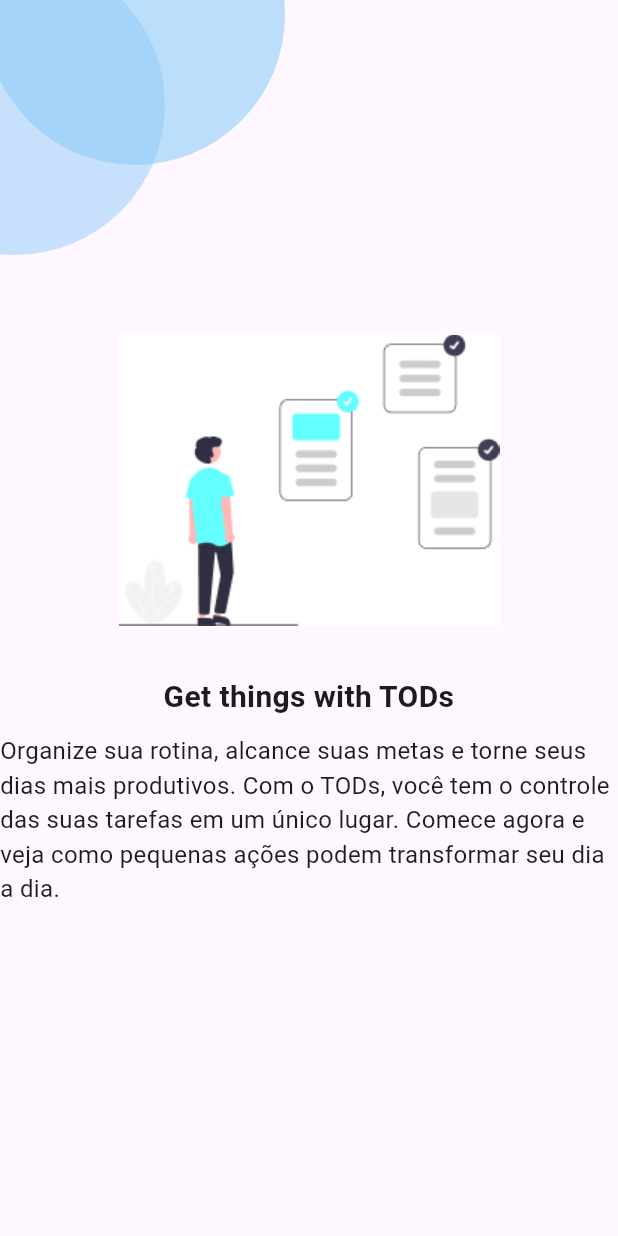
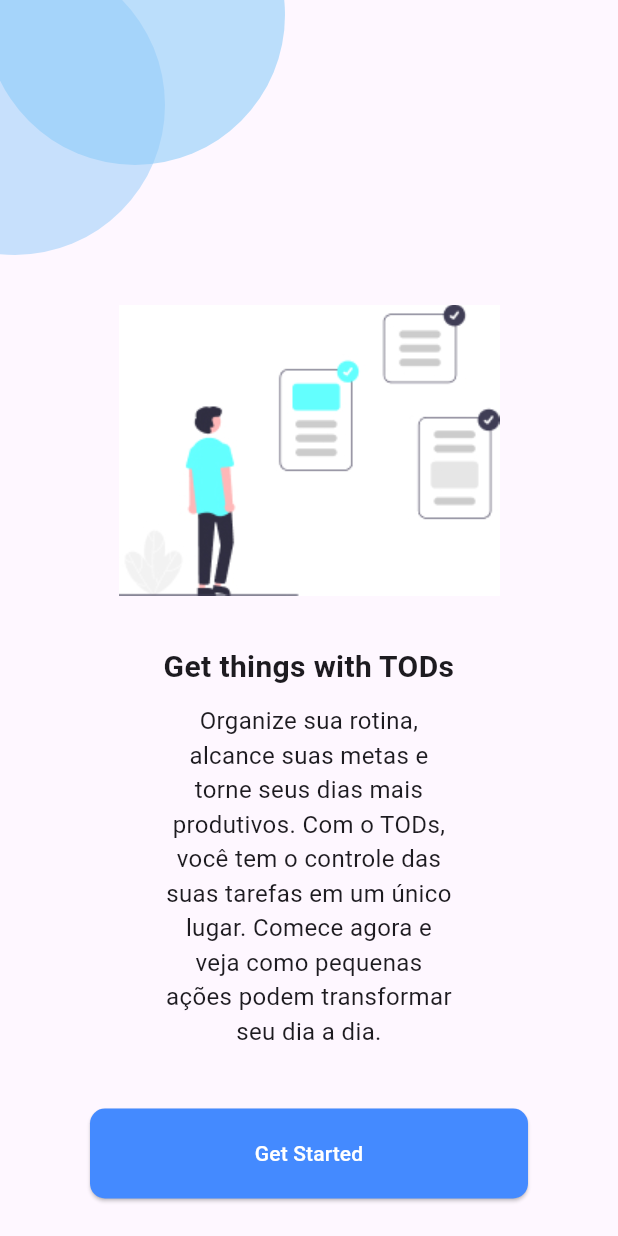
Before and after one commit to PHneres7/To-Do-App, a Flutter app: the screen it shows after launch, on a phone screen of 412 x 824 dp. Run offline on Flutter 3.47's test engine with Material 3 defaults, Android fonts, the phone set to English and light mode, and no system bars.

Commit message:
main page finalizada

```diff
--- a/to_do_app/lib/pages/main_page.dart
+++ b/to_do_app/lib/pages/main_page.dart
@@ -1,4 +1,5 @@
 import 'package:flutter/material.dart';
+import 'package:to_do_app/widgets/decoration_circle.dart';
 
 class MainPage extends StatelessWidget {
   const MainPage({super.key});
@@ -8,33 +9,10 @@ class MainPage extends StatelessWidget {
     return Scaffold(
       body: Stack(
         children: [
-          //bolinha 1
-          Positioned(
-            top: -90,
-            left: -10,
-            child: Container(
-              width: 200,
-              height: 200,
-              decoration: BoxDecoration(
-                color: Colors.blue.shade100.withOpacity(1),
-                borderRadius: BorderRadius.circular(100),
-              ),
-            ),
-          ),
-          //bolinha 2
-          Positioned(
-            top: -30,
-            left: -90,
-            child: Container(
-              width: 200,
-              height: 200,
-              decoration: BoxDecoration(
-                color: Colors.blue.shade200.withOpacity(0.5),
-                borderRadius: BorderRadius.circular(100),
-              ),
-            ),
-          ),
-          Column(
+          const DecorationCircle(),
+          SingleChildScrollView(
+            padding: const EdgeInsets.only(top: 200),
+            child: Column(
               mainAxisAlignment: MainAxisAlignment.center,
               crossAxisAlignment: CrossAxisAlignment.stretch,
               children: [
@@ -55,14 +33,40 @@ class MainPage extends StatelessWidget {
                   ),
                 ),
                 Container(
-                  width: 50,
+                  padding: const EdgeInsets.symmetric(horizontal: 110),
                   child: const Text(
                     'Organize sua rotina, alcance suas metas e torne seus dias mais produtivos. Com o TODs, você tem o controle das suas tarefas em um único lugar. Comece agora e veja como pequenas ações podem transformar seu dia a dia.',
+                    textAlign: TextAlign.center,
                     style: TextStyle(
                       fontSize: 16,
                     ),
-                  ))
+                  ),
+                ),
+                Padding(
+                  padding:
+                      const EdgeInsets.symmetric(vertical: 40, horizontal: 60),
+                  child: ElevatedButton(
+                    style: const ButtonStyle(
+                      backgroundColor:
+                          WidgetStatePropertyAll(Colors.blueAccent),
+                      padding: WidgetStatePropertyAll(
+                        EdgeInsets.all(20),
+                      ),
+                      shape: WidgetStatePropertyAll(
+                        RoundedRectangleBorder(
+                            borderRadius:
+                                BorderRadius.all(Radius.circular(10))),
+                      ),
+                    ),
+                    onPressed: () => debugPrint('pressed'),
+                    child: const Text(
+                      'Get Started',
+                      style: TextStyle(color: Colors.white),
+                    ),
+                  ),
+                ),
               ],
+            ),
           ),
         ],
       ),
--- /dev/null
+++ b/to_do_app/lib/widgets/decoration_circle.dart
@@ -0,0 +1,39 @@
+import 'package:flutter/material.dart';
+
+class DecorationCircle extends StatelessWidget {
+  const DecorationCircle({
+    super.key,
+  });
+
+  @override
+  Widget build(BuildContext context) {
+    return Stack(
+      children: [
+        Positioned(
+          top: -90,
+          left: -10,
+          child: Container(
+            width: 200,
+            height: 200,
+            decoration: BoxDecoration(
+              color: Colors.blue.shade100.withOpacity(1),
+              borderRadius: BorderRadius.circular(100),
+            ),
+          ),
+        ),
+        Positioned(
+          top: -30,
+          left: -90,
+          child: Container(
+            width: 200,
+            height: 200,
+            decoration: BoxDecoration(
+              color: Colors.blue.shade200.withOpacity(0.5),
+              borderRadius: BorderRadius.circular(100),
+            ),
+          ),
+        ),
+      ],
+    );
+  }
+}
```
Lines whose indentation alone changed are shown as unchanged.
